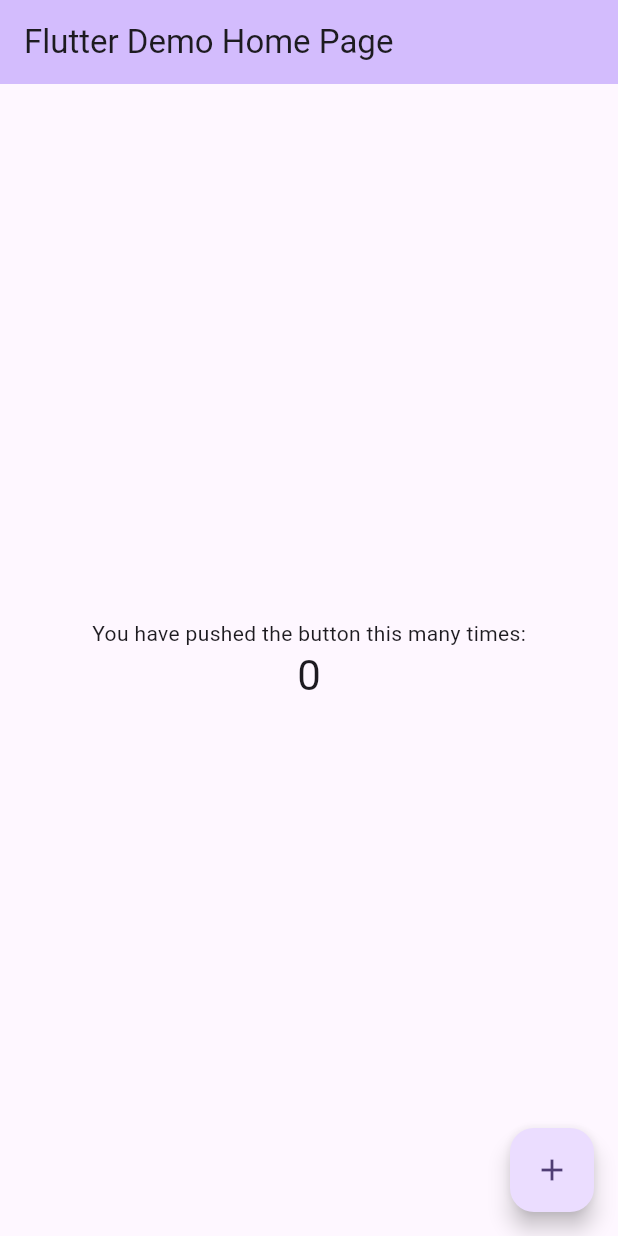
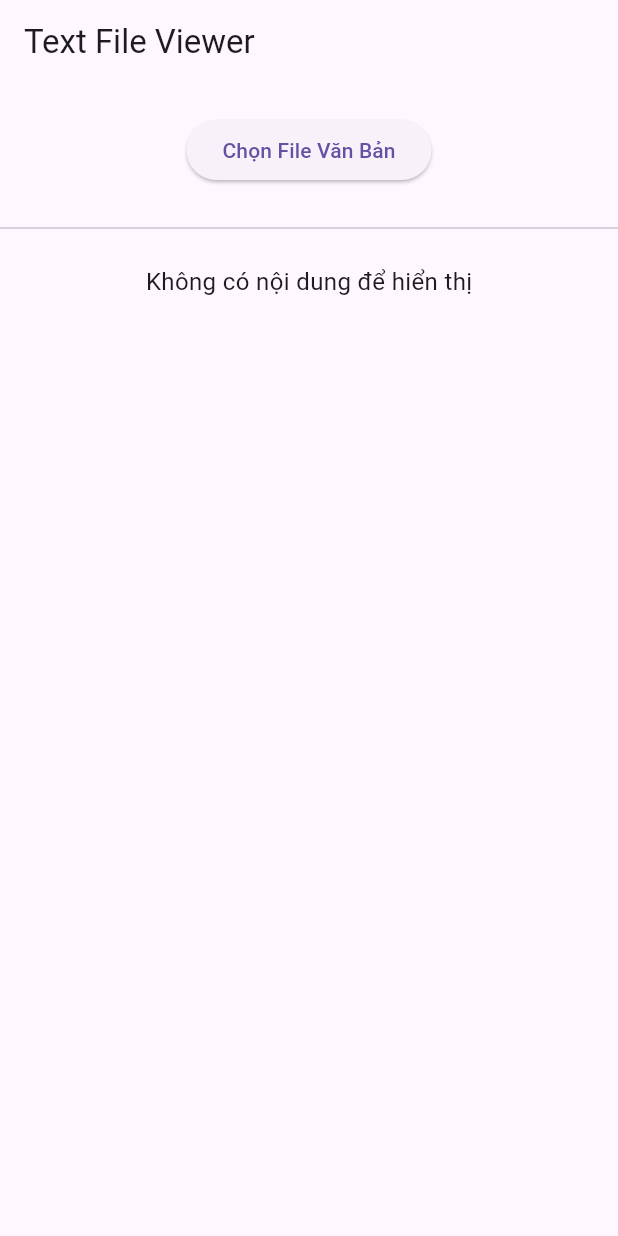
Before and after one commit to viettrungIT3/app_import_file_text, a Flutter app: the screen it shows after launch, on a phone screen of 412 x 824 dp. Run offline on Flutter 3.47's test engine with Material 3 defaults, Android fonts, the phone set to English and light mode, and no system bars; our stand-ins replace file_picker, permission_handler.

Commit message:
feature: import file text

```diff
--- /dev/null
+++ b/lib/configs/app_color.dart
@@ -0,0 +1,5 @@
+import 'package:flutter/material.dart';
+
+class AppColor {
+  static const primaryColor = Color(0xFF007BFF);
+}
--- /dev/null
+++ b/lib/configs/app_config.dart
@@ -0,0 +1,12 @@
+class AppConfig {
+  static const appName = 'Text File Reader';
+
+  static const supportedFileExtensions = [
+    'txt',
+    'csv',
+    'log',
+    'json',
+    'xml',
+    'md'
+  ];
+}
--- a/lib/main.dart
+++ b/lib/main.dart
@@ -1,4 +1,7 @@
 import 'package:flutter/material.dart';
+import 'package:import_file_text/configs/app_config.dart';
+
+import 'screen/text_file_screen.dart';
 
 void main() {
   runApp(const MyApp());
@@ -7,119 +10,12 @@
 class MyApp extends StatelessWidget {
   const MyApp({super.key});
 
-  // This widget is the root of your application.
   @override
   Widget build(BuildContext context) {
     return MaterialApp(
-      title: 'Flutter Demo',
-      theme: ThemeData(
-        // This is the theme of your application.
-        //
-        // TRY THIS: Try running your application with "flutter run". You'll see
-        // the application has a purple toolbar. Then, without quitting the app,
-        // try changing the seedColor in the colorScheme below to Colors.green
-        // and then invoke "hot reload" (save your changes or press the "hot
-        // reload" button in a Flutter-supported IDE, or press "r" if you used
-        // the command line to start the app).
-        //
-        // Notice that the counter didn't reset back to zero; the application
-        // state is not lost during the reload. To reset the state, use hot
-        // restart instead.
-        //
-        // This works for code too, not just values: Most code changes can be
-        // tested with just a hot reload.
-        colorScheme: ColorScheme.fromSeed(seedColor: Colors.deepPurple),
-        useMaterial3: true,
-      ),
-      home: const MyHomePage(title: 'Flutter Demo Home Page'),
+      title: AppConfig.appName,
+      theme: ThemeData(primarySwatch: Colors.blue),
+      home: const TextFileScreen(),
     );
   }
 }
-
-class MyHomePage extends StatefulWidget {
-  const MyHomePage({super.key, required this.title});
-
-  // This widget is the home page of your application. It is stateful, meaning
-  // that it has a State object (defined below) that contains fields that affect
-  // how it looks.
-
-  // This class is the configuration for the state. It holds the values (in this
-  // case the title) provided by the parent (in this case the App widget) and
-  // used by the build method of the State. Fields in a Widget subclass are
-  // always marked "final".
-
-  final String title;
-
-  @override
-  State<MyHomePage> createState() => _MyHomePageState();
-}
-
-class _MyHomePageState extends State<MyHomePage> {
-  int _counter = 0;
-
-  void _incrementCounter() {
-    setState(() {
-      // This call to setState tells the Flutter framework that something has
-      // changed in this State, which causes it to rerun the build method below
-      // so that the display can reflect the updated values. If we changed
-      // _counter without calling setState(), then the build method would not be
-      // called again, and so nothing would appear to happen.
-      _counter++;
-    });
-  }
-
-  @override
-  Widget build(BuildContext context) {
-    // This method is rerun every time setState is called, for instance as done
-    // by the _incrementCounter method above.
-    //
-    // The Flutter framework has been optimized to make rerunning build methods
-    // fast, so that you can just rebuild anything that needs updating rather
-    // than having to individually change instances of widgets.
-    return Scaffold(
-      appBar: AppBar(
-        // TRY THIS: Try changing the color here to a specific color (to
-        // Colors.amber, perhaps?) and trigger a hot reload to see the AppBar
-        // change color while the other colors stay the same.
-        backgroundColor: Theme.of(context).colorScheme.inversePrimary,
-        // Here we take the value from the MyHomePage object that was created by
-        // the App.build method, and use it to set our appbar title.
-        title: Text(widget.title),
-      ),
-      body: Center(
-        // Center is a layout widget. It takes a single child and positions it
-        // in the middle of the parent.
-        child: Column(
-          // Column is also a layout widget. It takes a list of children and
-          // arranges them vertically. By default, it sizes itself to fit its
-          // children horizontally, and tries to be as tall as its parent.
-          //
-          // Column has various properties to control how it sizes itself and
-          // how it positions its children. Here we use mainAxisAlignment to
-          // center the children vertically; the main axis here is the vertical
-          // axis because Columns are vertical (the cross axis would be
-          // horizontal).
-          //
-          // TRY THIS: Invoke "debug painting" (choose the "Toggle Debug Paint"
-          // action in the IDE, or press "p" in the console), to see the
-          // wireframe for each widget.
-          mainAxisAlignment: MainAxisAlignment.center,
-          children: <Widget>[
-            const Text(
-              'You have pushed the button this many times:',
-            ),
-            Text(
-              '$_counter',
-              style: Theme.of(context).textTheme.headlineMedium,
-            ),
-          ],
-        ),
-      ),
-      floatingActionButton: FloatingActionButton(
-        onPressed: _incrementCounter,
-        tooltip: 'Increment',
-        child: const Icon(Icons.add),
-      ), // This trailing comma makes auto-formatting nicer for build methods.
-    );
-  }
-}
--- /dev/null
+++ b/lib/screen/text_file_screen.dart
@@ -0,0 +1,63 @@
+import 'package:flutter/material.dart';
+import '../services/file_service.dart';
+import 'widgets/content_widget.dart';
+
+class TextFileScreen extends StatefulWidget {
+  const TextFileScreen({super.key});
+
+  @override
+  TextFileScreenState createState() => TextFileScreenState();
+}
+
+class TextFileScreenState extends State<TextFileScreen> {
+  final FileService _fileService = FileService();
+  String _fileContent = '';
+  String _fileName = '';
+  bool _isLoading = false;
+
+  Future<void> _pickAndReadFile() async {
+    try {
+      setState(() {
+        _isLoading = true;
+      });
+
+      final fileData = await _fileService.pickAndReadFile();
+      setState(() {
+        _fileContent = fileData['content']!;
+        _fileName = fileData['name']!;
+      });
+    } catch (e) {
+      ScaffoldMessenger.of(context).showSnackBar(
+        SnackBar(content: Text('Lỗi: ${e.toString()}')),
+      );
+    } finally {
+      setState(() {
+        _isLoading = false;
+      });
+    }
+  }
+
+  @override
+  Widget build(BuildContext context) {
+    return Scaffold(
+      appBar: AppBar(title: const Text('Text File Viewer')),
+      body: Column(
+        children: [
+          const SizedBox(height: 20),
+          ElevatedButton(
+            onPressed: _pickAndReadFile,
+            child: const Text('Chọn File Văn Bản'),
+          ),
+          const SizedBox(height: 20),
+          if (_fileName.isNotEmpty) Text('Tên File: $_fileName'),
+          const Divider(),
+          Expanded(
+            child: _isLoading
+                ? const Center(child: CircularProgressIndicator())
+                : ContentWidget(content: _fileContent),
+          ),
+        ],
+      ),
+    );
+  }
+}
--- /dev/null
+++ b/lib/screen/widgets/content_widget.dart
@@ -0,0 +1,18 @@
+import 'package:flutter/material.dart';
+
+class ContentWidget extends StatelessWidget {
+  final String content;
+
+  const ContentWidget({super.key, required this.content});
+
+  @override
+  Widget build(BuildContext context) {
+    return SingleChildScrollView(
+      padding: const EdgeInsets.all(16),
+      child: Text(
+        content.isEmpty ? 'Không có nội dung để hiển thị' : content,
+        style: const TextStyle(fontSize: 16),
+      ),
+    );
+  }
+}
--- /dev/null
+++ b/lib/services/file_service.dart
@@ -0,0 +1,40 @@
+import 'dart:io';
+import 'package:file_picker/file_picker.dart';
+import 'package:permission_handler/permission_handler.dart';
+
+import '../utils/config.dart';
+
+class FileService {
+  Future<void> requestPermission() async {
+    final status = await Permission.storage.request();
+    if (!status.isGranted) {
+      throw Exception('Cần cấp quyền truy cập để chọn file');
+    }
+  }
+
+  bool isSupportedTextFile(String extension) {
+    return UtilsConfig.supportedFileExtensions
+        .contains(extension.toLowerCase());
+  }
+
+  Future<Map<String, String>> pickAndReadFile() async {
+    await requestPermission();
+
+    final result = await FilePicker.platform.pickFiles(
+      type: FileType.any,
+      allowMultiple: false,
+    );
+
+    if (result == null) throw Exception('Không có file nào được chọn');
+
+    final file = File(result.files.single.path!);
+    final extension = result.files.single.extension ?? '';
+
+    if (!isSupportedTextFile(extension)) {
+      throw Exception('File không phải định dạng văn bản được hỗ trợ');
+    }
+
+    final contents = await file.readAsString();
+    return {'name': result.files.single.name, 'content': contents};
+  }
+}
--- /dev/null
+++ b/lib/utils/config.dart
@@ -0,0 +1,10 @@
+class UtilsConfig {
+  static const supportedFileExtensions = [
+    'txt',
+    'csv',
+    'log',
+    'json',
+    'xml',
+    'md'
+  ];
+}
--- a/pubspec.yaml
+++ b/pubspec.yaml
@@ -37,6 +37,7 @@ dependencies:
   cupertino_icons: ^1.0.8
   file_picker: ^8.1.4
   permission_handler: ^11.3.1
+  url_launcher: ^6.3.1
 
 dev_dependencies:
   flutter_test:
```
Also changed, not shown: 6 other files.
